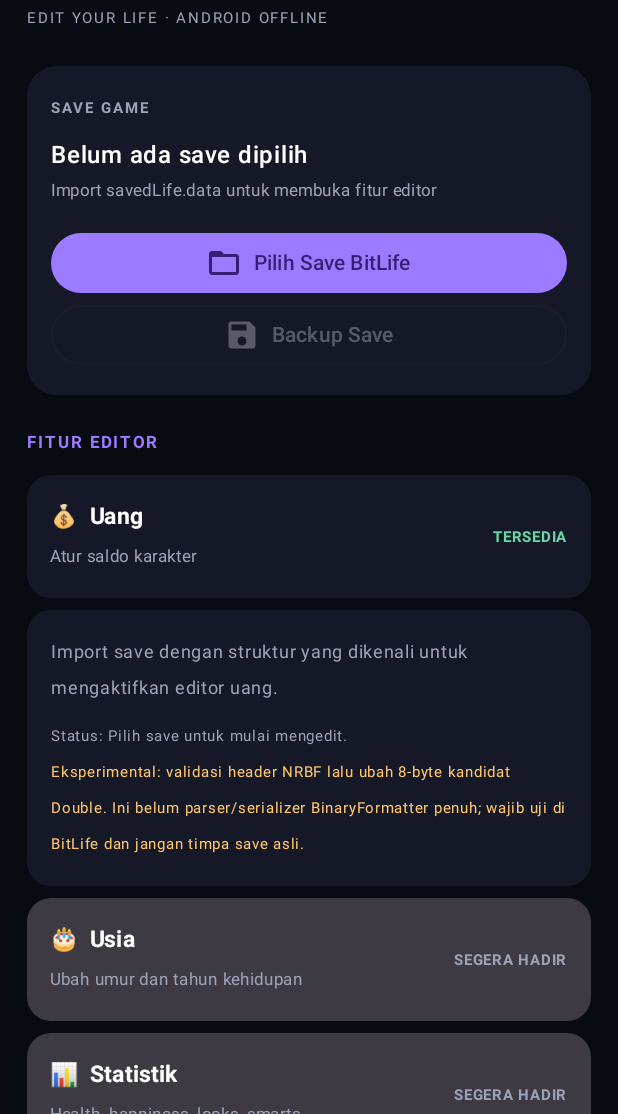
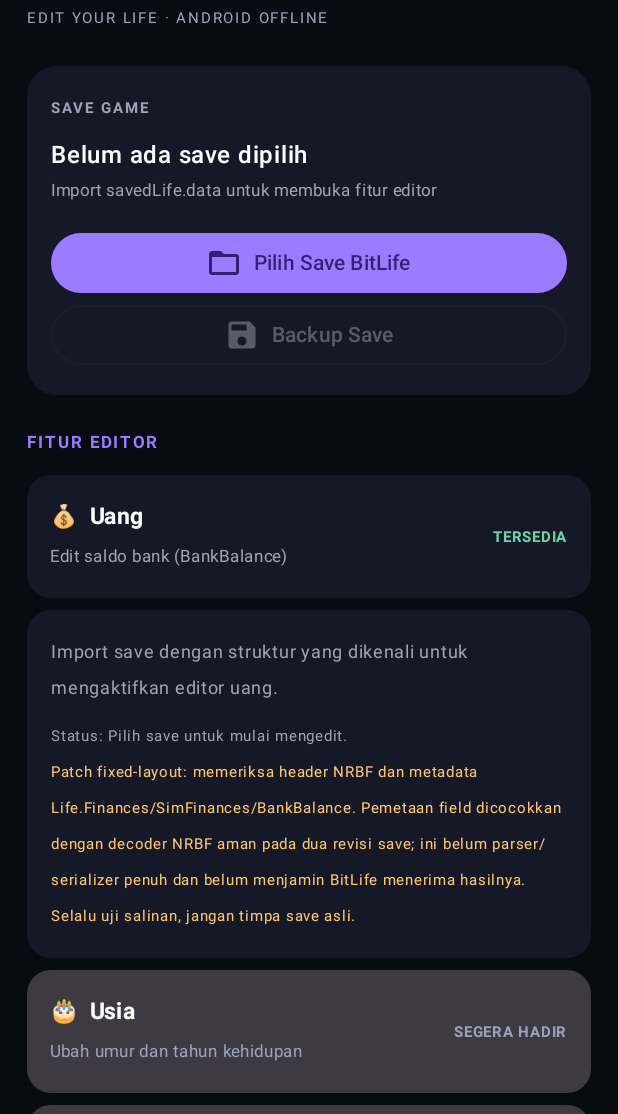
Before and after one commit to Muhtadi112/BitLife-Save-Editor, an Android app built with Jetpack Compose: the screen it shows after launch (MainActivity), on a phone screen of 412 x 824 dp, the part 122-1236 px from its top. Run offline under Robolectric (Android 15) with nearby library versions, the phone set to English and light mode, and no system bars.

Commit message:
Clarify verified BankBalance editor status

```diff
--- a/BitLifeSaveEditor/app/src/main/java/com/adi/bitlifesaveeditor/MainActivity.kt
+++ b/BitLifeSaveEditor/app/src/main/java/com/adi/bitlifesaveeditor/MainActivity.kt
@@ -226,7 +226,7 @@ private fun EditorHome() {
         Text("FITUR EDITOR", color = Accent, fontSize = 11.sp, fontWeight = FontWeight.Bold, letterSpacing = 1.6.sp)
         Spacer(Modifier.height(9.dp))
 
-        FeatureCard("💰  Uang", "Atur saldo karakter", "TERSEDIA", active = true) {
+        FeatureCard("💰  Uang", "Edit saldo bank (BankBalance)", "TERSEDIA", active = true) {
             expandedFeature = if (expandedFeature == "Uang") "" else "Uang"
         }
         if (expandedFeature == "Uang") {
@@ -237,9 +237,9 @@ private fun EditorHome() {
                     if (slot == null) {
                         Text("Import save dengan struktur yang dikenali untuk mengaktifkan editor uang.", color = Muted, fontSize = 12.sp)
                     } else {
-                        Text("Saldo terdeteksi", color = Muted, fontSize = 10.sp)
+                        Text("Saldo bank terdeteksi", color = Muted, fontSize = 10.sp)
                         Text(String.format(Locale.US, "%,.2f", slot.value), color = Color.White, fontSize = 21.sp, fontWeight = FontWeight.Bold)
-                        Text("Kandidat field · offset 0x${slot.offset.toString(16).uppercase(Locale.US)}", color = Muted, fontSize = 10.sp)
+                        Text("BankBalance · Finances · offset 0x${slot.offset.toString(16).uppercase(Locale.US)}", color = Muted, fontSize = 10.sp)
                         Spacer(Modifier.height(10.dp))
                         Text("Pilih nominal saldo", color = Muted, fontSize = 10.sp)
                         Spacer(Modifier.height(5.dp))
@@ -315,7 +315,7 @@ private fun EditorHome() {
                     Spacer(Modifier.height(8.dp))
                     Text("Status: $editStatus", color = Muted, fontSize = 10.sp)
                     if (editedHash.isNotEmpty()) Text("SHA-256 hasil: ${editedHash.take(16)}…", color = Muted, fontSize = 9.sp)
-                    Text("Eksperimental: validasi header NRBF lalu ubah 8-byte kandidat Double. Ini belum parser/serializer BinaryFormatter penuh; wajib uji di BitLife dan jangan timpa save asli.", color = Color(0xFFFFC56E), fontSize = 10.sp)
+                    Text("Patch fixed-layout: memeriksa header NRBF dan metadata Life.Finances/SimFinances/BankBalance. Pemetaan field dicocokkan dengan decoder NRBF aman pada dua revisi save; ini belum parser/serializer penuh dan belum menjamin BitLife menerima hasilnya. Selalu uji salinan, jangan timpa save asli.", color = Color(0xFFFFC56E), fontSize = 10.sp)
                 }
             }
         }
@@ -338,6 +338,6 @@ private fun EditorHome() {
         }
         Text(editStatus, color = Muted, fontSize = 11.sp, lineHeight = 16.sp)
         Spacer(Modifier.height(12.dp))
-        Text("ADI LABS · ALPHA 0.7 · GUARDED MONEY PATCH", color = Muted, fontSize = 9.sp, modifier = Modifier.align(Alignment.CenterHorizontally))
+        Text("ADI LABS · ALPHA 0.8 · BANK BALANCE PATCH", color = Muted, fontSize = 9.sp, modifier = Modifier.align(Alignment.CenterHorizontally))
     }
 }
```
